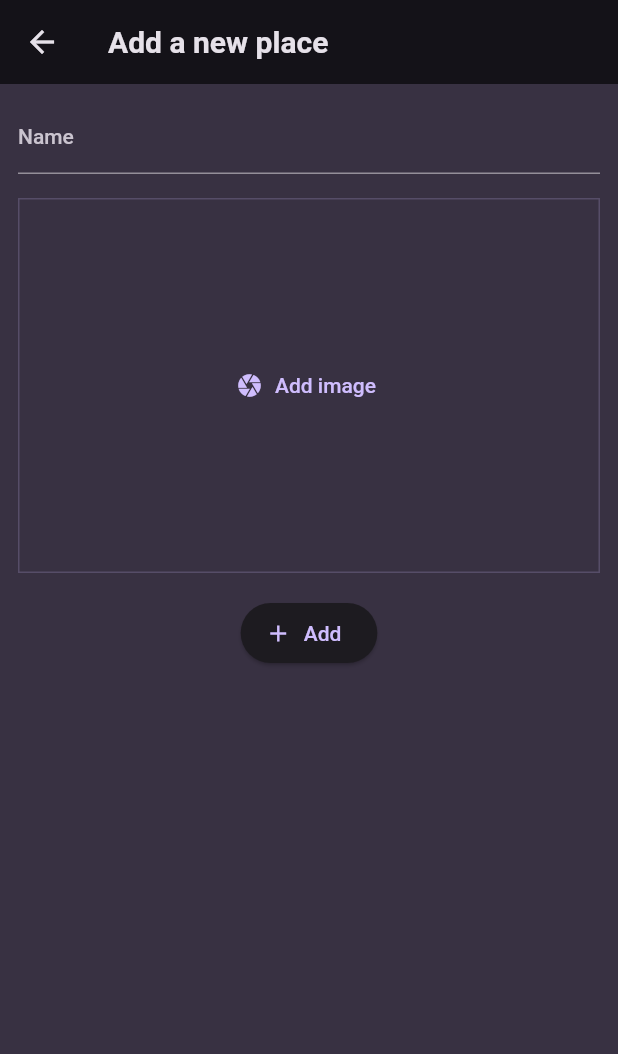
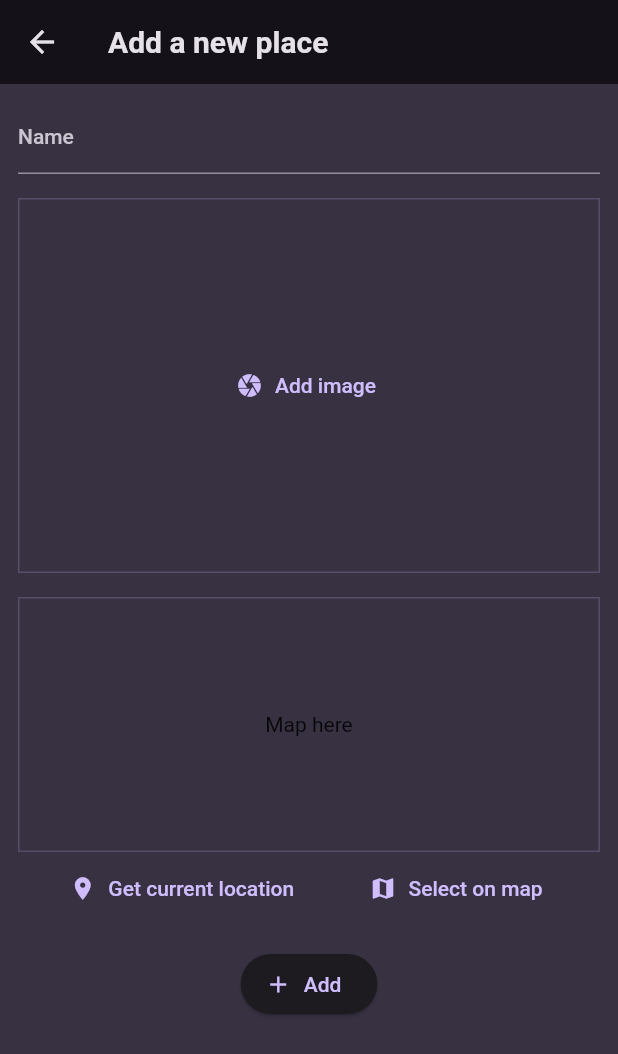
Before and after one commit to vinhgiang/favorite_places, a Flutter app: the AddPlaceScreen screen opened directly, on a phone screen of 412 x 824 dp. Shown: the top 1054 px of the screen. Run offline on Flutter 3.47's test engine with Material 2 defaults, Android fonts, the phone set to English and light mode, and no system bars; our stand-ins replace flutter_riverpod, google_fonts, image_picker, location.

Commit message:
get location and load google map

```diff
--- a/lib/models/place.dart
+++ b/lib/models/place.dart
@@ -4,13 +4,27 @@ import 'package:uuid/uuid.dart';
 
 const uuid = Uuid();
 
+class PlaceLocation {
+  final double latitude;
+  final double longitude;
+  final String address;
+
+  const PlaceLocation({
+    required this.latitude,
+    required this.longitude,
+    required this.address,
+  });
+}
+
 class Place {
   final String id;
   final String name;
   final File image;
+  final PlaceLocation location;
 
   Place({
     required this.name,
     required this.image,
+    required this.location,
   }) : id = uuid.v4();
 }
--- a/lib/providers/user_places_notifier.dart
+++ b/lib/providers/user_places_notifier.dart
@@ -6,8 +6,8 @@ import 'package:flutter_riverpod/flutter_riverpod.dart';
 class UserPlacesNotifier extends StateNotifier<List<Place>> {
   UserPlacesNotifier() : super(const []);
 
-  void addPlace(String name, File img) {
-    final newPlace = Place(name: name, image: img);
+  void addPlace(String name, File img, PlaceLocation location) {
+    final newPlace = Place(name: name, image: img, location: location);
     state = [newPlace, ...state];
   }
 }
--- a/lib/screens/add_place.dart
+++ b/lib/screens/add_place.dart
@@ -1,7 +1,9 @@
 import 'dart:io';
 
+import 'package:favorite_places/models/place.dart';
 import 'package:favorite_places/providers/user_places_notifier.dart';
 import 'package:favorite_places/widgets/image_input.dart';
+import 'package:favorite_places/widgets/location_input.dart';
 import 'package:flutter/material.dart';
 import 'package:flutter_riverpod/flutter_riverpod.dart';
 
@@ -17,15 +19,18 @@ class AddPlaceScreen extends ConsumerStatefulWidget {
 class _AddPlaceScreen extends ConsumerState<AddPlaceScreen> {
   final _nameController = TextEditingController();
   File? _selectedImg;
+  PlaceLocation? _selectedLocation;
 
   void _savePlace() {
     final name = _nameController.text;
 
-    if (name.isEmpty || _selectedImg == null) {
+    if (name.isEmpty || _selectedImg == null || _selectedLocation == null) {
       return;
     }
 
-    ref.read(userPlacesProvider.notifier).addPlace(name, _selectedImg!);
+    ref
+        .read(userPlacesProvider.notifier)
+        .addPlace(name, _selectedImg!, _selectedLocation!);
 
     Navigator.of(context).pop();
   }
@@ -57,6 +62,10 @@ class _AddPlaceScreen extends ConsumerState<AddPlaceScreen> {
               _selectedImg = img;
             }),
             const SizedBox(height: 16),
+            LocationInput(onSelectLocation: (location) {
+              _selectedLocation = location;
+            }),
+            const SizedBox(height: 16),
             ElevatedButton.icon(
               onPressed: _savePlace,
               icon: const Icon(Icons.add),
--- /dev/null
+++ b/lib/widgets/location_input.dart
@@ -0,0 +1,142 @@
+import 'dart:convert';
+
+import 'package:favorite_places/models/place.dart';
+import 'package:flutter/material.dart';
+import 'package:location/location.dart';
+import 'package:http/http.dart' as http;
+
+class LocationInput extends StatefulWidget {
+  final Function(PlaceLocation) onSelectLocation;
+
+  const LocationInput({
+    super.key,
+    required this.onSelectLocation,
+  });
+
+  @override
+  State<LocationInput> createState() {
+    return _LocationInputState();
+  }
+}
+
+class _LocationInputState extends State<LocationInput> {
+  final apiKey = '{YOUR_GOOGLE_MAPS_API_KEY}';
+
+  PlaceLocation? _pickedLocation;
+  bool _isGettingLocation = false;
+
+  String _getLocationImage(PlaceLocation location) {
+    final lat = location.latitude;
+    final lng = location.longitude;
+
+    return 'https://maps.googleapis.com/maps/api/staticmap?center=$lat,$lng&zoom=16&size=600x300&maptype=roadmap&markers=color:blue%7Clabel:S%7C$lat,$lng&key=$apiKey';
+  }
+
+  void _getCurrentLocation() async {
+    Location location = Location();
+
+    bool serviceEnabled;
+    PermissionStatus permissionGranted;
+    LocationData locationData;
+
+    serviceEnabled = await location.serviceEnabled();
+    if (!serviceEnabled) {
+      serviceEnabled = await location.requestService();
+      if (!serviceEnabled) {
+        return;
+      }
+    }
+
+    permissionGranted = await location.hasPermission();
+    if (permissionGranted == PermissionStatus.denied) {
+      permissionGranted = await location.requestPermission();
+      if (permissionGranted != PermissionStatus.granted) {
+        return;
+      }
+    }
+
+    setState(() {
+      _isGettingLocation = true;
+    });
+
+    locationData = await location.getLocation();
+    final lat = locationData.latitude;
+    final lng = locationData.longitude;
+
+    if (lat == null || lng == null) {
+      // TODO: Handle error
+      return;
+    }
+
+    final url = Uri.parse(
+        'https://maps.googleapis.com/maps/api/geocode/json?latlng=$lat,$lng&key=$apiKey');
+
+    final response = await http.get(url);
+    final data = json.decode(response.body);
+    final address = data['results'][0]['formatted_address'];
+
+    setState(() {
+      _isGettingLocation = false;
+      _pickedLocation = PlaceLocation(
+        latitude: lat,
+        longitude: lng,
+        address: address,
+      );
+    });
+
+    widget.onSelectLocation(_pickedLocation!);
+  }
+
+  @override
+  Widget build(BuildContext context) {
+    Widget previewContent = const Text(
+      'Map here',
+      textAlign: TextAlign.center,
+    );
+
+    if (_pickedLocation != null) {
+      previewContent = Image.network(
+        _getLocationImage(_pickedLocation!),
+        fit: BoxFit.cover,
+        width: double.infinity,
+        height: double.infinity,
+      );
+    }
+
+    if (_isGettingLocation) {
+      previewContent = const CircularProgressIndicator();
+    }
+
+    return Column(
+      children: [
+        Container(
+          height: 170,
+          width: double.infinity,
+          alignment: Alignment.center,
+          decoration: BoxDecoration(
+            border: Border.all(
+              width: 1,
+              color: Theme.of(context).colorScheme.primary.withOpacity(0.2),
+            ),
+          ),
+          child: previewContent,
+        ),
+        Row(
+          mainAxisAlignment: MainAxisAlignment.spaceEvenly,
+          children: [
+            TextButton.icon(
+              onPressed: _getCurrentLocation,
+              icon: const Icon(Icons.location_on),
+              label: const Text('Get current location'),
+            ),
+            TextButton.icon(
+              onPressed: () {},
+              icon: const Icon(Icons.map),
+              label: const Text('Select on map'),
+            ),
+          ],
+        ),
+      ],
+    );
+  }
+}
--- a/lib/widgets/place_list.dart
+++ b/lib/widgets/place_list.dart
@@ -36,6 +36,12 @@ class PlaceList extends StatelessWidget {
                     color: Theme.of(context).colorScheme.onBackground,
                   ),
             ),
+            subtitle: Text(
+              places[index].location.address,
+              style: Theme.of(context).textTheme.bodySmall!.copyWith(
+                    color: Theme.of(context).colorScheme.onBackground,
+                  ),
+            ),
             onTap: () {
               Navigator.of(context).push(
                 MaterialPageRoute(
--- a/pubspec.yaml
+++ b/pubspec.yaml
@@ -39,6 +39,8 @@ dependencies:
   uuid: ^4.2.2
   flutter_riverpod: ^2.4.10
   image_picker: ^1.0.7
+  location: ^5.0.3
+  http: ^1.1.0
 
 dev_dependencies:
   flutter_test:
```
Also changed, not shown: lib/screens/place_detail.dart (+45 -0 lines), pubspec.lock, 4 other files.
